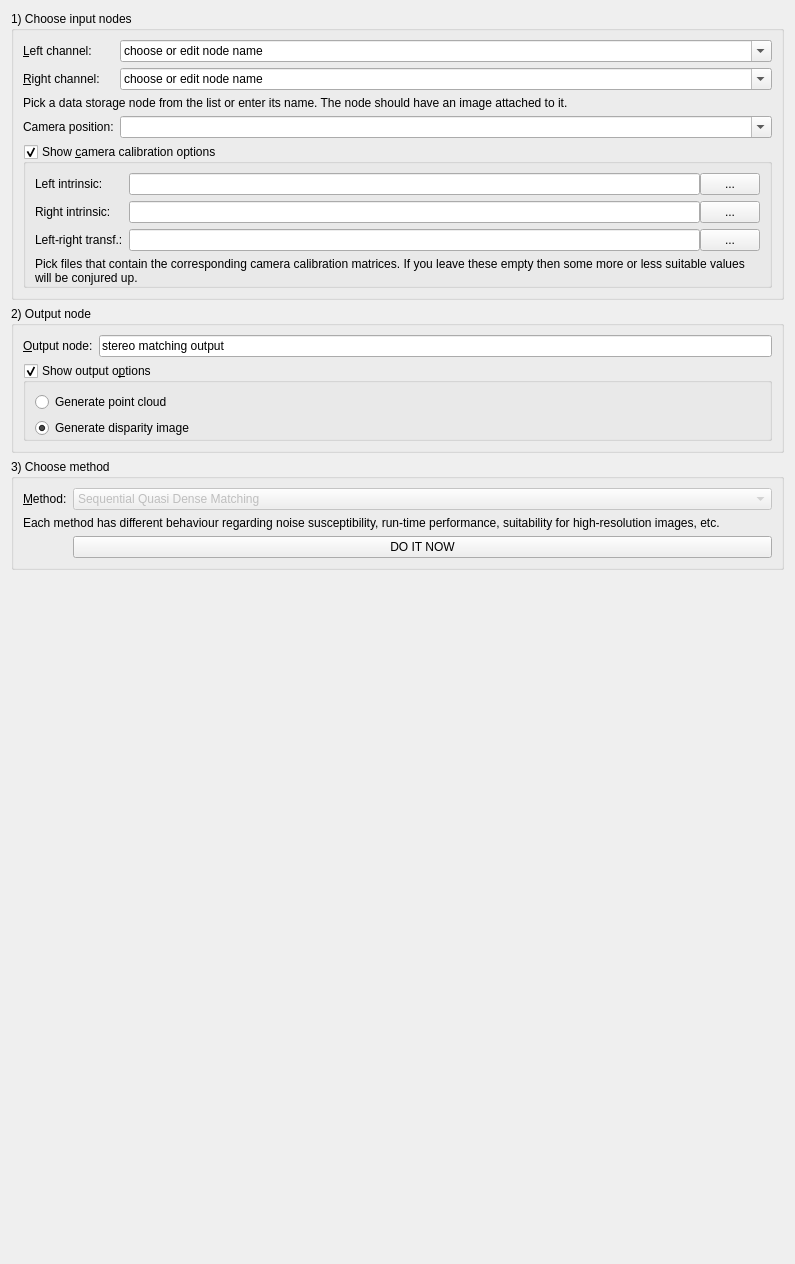
Qt form Code/Gui/MITK/Plugins/uk.ac.ucl.cmic.igisurfacerecon/src/internal/SurfaceReconViewWidget.ui (NifTK/NifTK) before a commit.
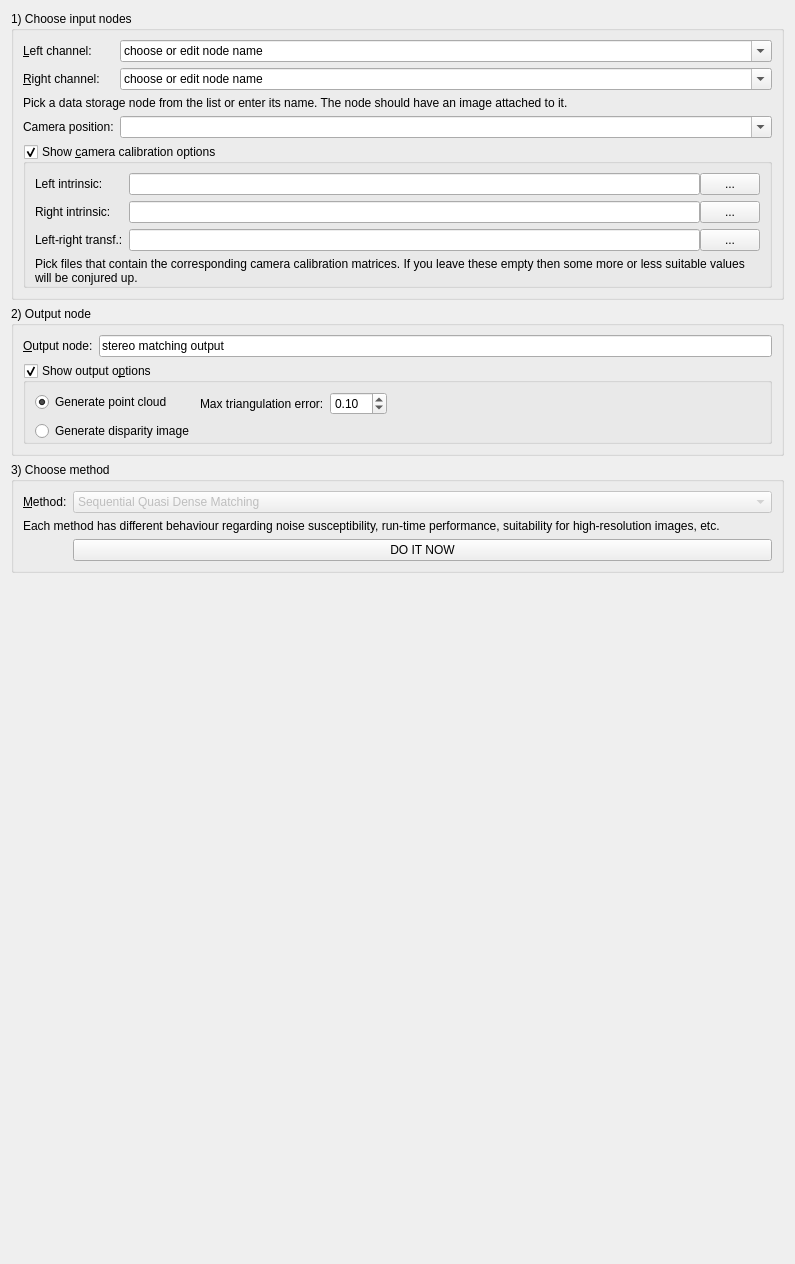
The same form after that commit. Custom widgets are drawn as their Qt base class.

Commit message: Bug #2486: use the triangulation error pref

Patch:
```diff
--- a/Code/Gui/MITK/Plugins/uk.ac.ucl.cmic.igisurfacerecon/src/internal/SurfaceReconViewWidget.ui
+++ b/Code/Gui/MITK/Plugins/uk.ac.ucl.cmic.igisurfacerecon/src/internal/SurfaceReconViewWidget.ui
@@ -348,7 +348,7 @@
                <string>Generate point cloud</string>
               </property>
               <property name="checked">
-               <bool>false</bool>
+               <bool>true</bool>
               </property>
              </widget>
             </item>
@@ -358,10 +358,50 @@
                <string>Generate disparity image</string>
               </property>
               <property name="checked">
-               <bool>true</bool>
+               <bool>false</bool>
               </property>
              </widget>
             </item>
+            <item row="0" column="1">
+             <layout class="QHBoxLayout" name="horizontalLayout_4">
+              <item>
+               <widget class="QLabel" name="label_7">
+                <property name="text">
+                 <string>Max triangulation error:</string>
+                </property>
+                <property name="buddy">
+                 <cstring>m_MaxTriangulationErrorThresholdSpinBox</cstring>
+                </property>
+               </widget>
+              </item>
+              <item>
+               <widget class="QDoubleSpinBox" name="m_MaxTriangulationErrorThresholdSpinBox">
+                <property name="toolTip">
+                 <string>Left-right correspondences above this threshold will be rejected.</string>
+                </property>
+                <property name="singleStep">
+                 <double>0.050000000000000</double>
+                </property>
+                <property name="value">
+                 <double>0.100000000000000</double>
+                </property>
+               </widget>
+              </item>
+              <item>
+               <spacer name="horizontalSpacer_2">
+                <property name="orientation">
+                 <enum>Qt::Horizontal</enum>
+                </property>
+                <property name="sizeHint" stdset="0">
+                 <size>
+                  <width>40</width>
+                  <height>20</height>
+                 </size>
+                </property>
+               </spacer>
+              </item>
+             </layout>
+            </item>
            </layout>
           </widget>
          </item>
```
The commit also changes 3 other files.
